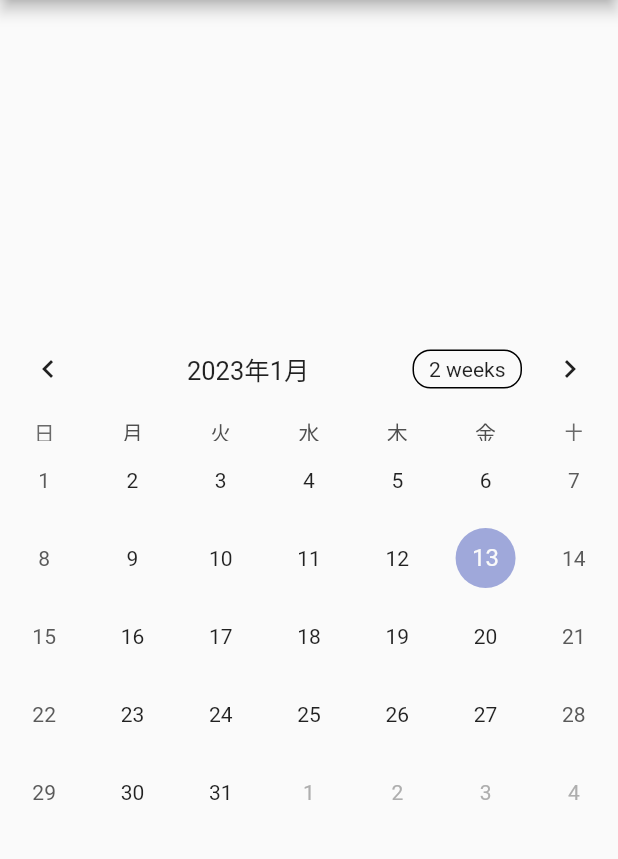
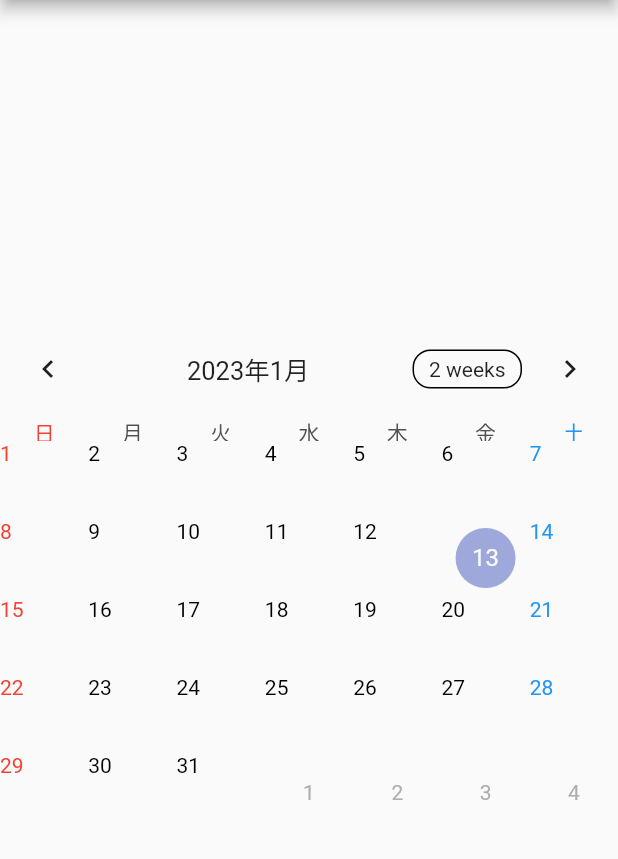
Before and after one commit to miki0412/calendar_app, a Flutter app: the screen it shows after launch, on a phone screen of 412 x 824 dp, the part 84-943 px from its top. Run offline on Flutter 3.47's test engine with Material 2 defaults, Android fonts, the phone set to English and light mode, and no system bars; drawn by our look-alikes of table_calendar; our stand-ins replace flutter_riverpod.

Commit message:
曜日、日付への色付け

```diff
--- a/lib/view/CalendarPage.dart
+++ b/lib/view/CalendarPage.dart
@@ -8,6 +8,17 @@ class CalendarPage extends ConsumerWidget{
   DateTime Datetime = DateTime.now();
   DateTime FirstDay = DateTime.utc(2022,1,1);
   DateTime LastDay = DateTime.utc(2023,12,31);
+  Color _textColor(DateTime day) {
+    const _defaultTextColor = Colors.black;
+
+    if(day.weekday == DateTime.sunday){
+      return Colors.red;
+    }
+    if(day.weekday == DateTime.saturday){
+      return Colors.blue;
+    }
+    return _defaultTextColor;
+  }
 
   @override
   Widget build(BuildContext context,WidgetRef ref){
@@ -27,7 +38,30 @@ class CalendarPage extends ConsumerWidget{
           focusedDay: Datetime,
           locale: 'ja_JP',
           calendarBuilders: CalendarBuilders(
-
+            dowBuilder: (_,day) {//dowBuilder:曜日のセル(月、火、水、木、金、土、日）に対して編集をする
+              if (day.weekday == DateTime.sunday){
+              return const Center(
+                child: Text("日",
+                  style: TextStyle(color:Colors.red),
+                ),
+              );
+            }
+              if(day.weekday == DateTime.saturday){
+                return const Center(
+                  child:Text("土",
+                    style: TextStyle(color: Colors.blue),
+                  ),
+                );
+              }
+              return null;},
+            defaultBuilder: (BuildContext context,DateTime day,DateTime focusedDay){//defaultBuilder:日にちのセルに対して編集する
+              return Text(
+                  day.day.toString(),
+                  style: TextStyle(
+                    color: _textColor(day),
+                  ),
+              );
+            }
           ),
         )
       ),
```
